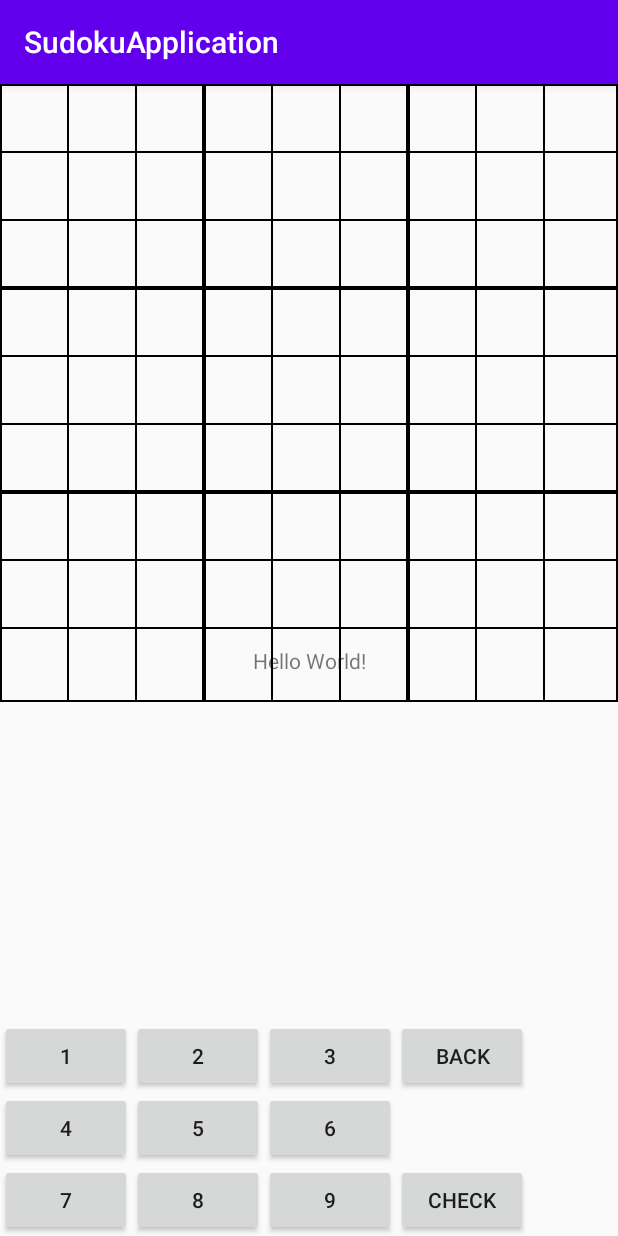
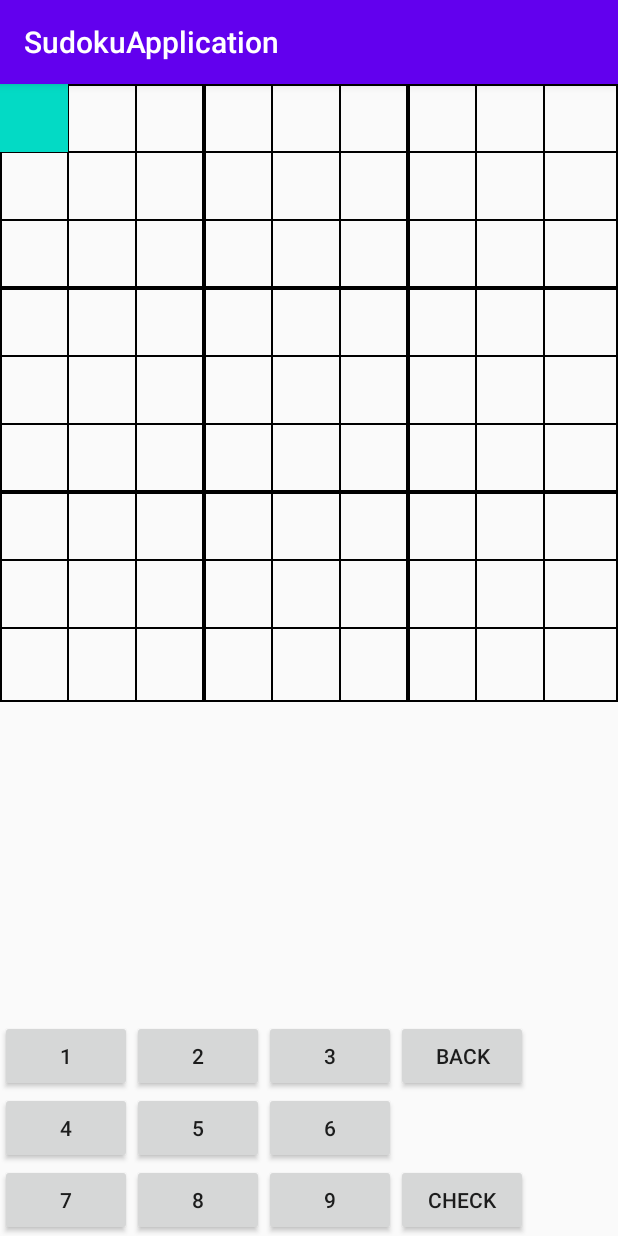
Before and after one commit to Szczepan87/SudokuGame, an Android app: the screen it shows after launch (SudokuGameActivity), on a phone screen of 412 x 824 dp. Run offline under Robolectric (Android 15) with nearby library versions, the phone set to English and light mode, and no system bars; our stand-ins replace Room's generated code; libraries missing offline, so code that uses them is left out: com.jakewharton.retrofit2; 5 statements that could not run were skipped.

Commit message:
filling board correctly and seting all values by buttons

```diff
--- a/app/src/main/java/com/example/sudokuapplication/ui/BoardCustomView.kt
+++ b/app/src/main/java/com/example/sudokuapplication/ui/BoardCustomView.kt
@@ -50,8 +50,8 @@ class BoardCustomView(context: Context, attributeSet: AttributeSet) : View(conte
 
     private var listener: BoardCustomView.OnTouchListener? = null
 
-    private var rowSelected = -1
-    private var columnSelected = -1
+    private var rowSelected = 0
+    private var columnSelected = 0
 
     override fun onMeasure(widthMeasureSpec: Int, heightMeasureSpec: Int) {
         super.onMeasure(widthMeasureSpec, heightMeasureSpec)
@@ -98,8 +98,8 @@ class BoardCustomView(context: Context, attributeSet: AttributeSet) : View(conte
     }
 
     private fun handleCell(canvas: Canvas) {
-        for (row in 0..BOARD_SIZE) {
-            for (column in 0..BOARD_SIZE) {
+        for (row in 0 until  BOARD_SIZE) {
+            for (column in 0 until BOARD_SIZE) {
                 if (row == rowSelected && column == columnSelected) {
                     colourCell(canvas, row, column, selectedCellPaint)
                 }
@@ -132,8 +132,8 @@ class BoardCustomView(context: Context, attributeSet: AttributeSet) : View(conte
 
                 // setting text in center of cell
                 canvas.drawText(
-                    stringValue, (column * cellSize) - cellSize / 2 - textWidth / 2,
-                    (row * cellSize) - cellSize / 2 + textHeight / 2, textpaint
+                    stringValue, (column * cellSize) + cellSize / 2 - textWidth / 2,
+                    (row * cellSize) + cellSize / 2 + textHeight / 2, textpaint
                 )
             }
         }
--- a/app/src/main/java/com/example/sudokuapplication/ui/SudokuGameActivity.kt
+++ b/app/src/main/java/com/example/sudokuapplication/ui/SudokuGameActivity.kt
@@ -2,6 +2,7 @@ package com.example.sudokuapplication.ui
 
 import android.os.Bundle
 import android.util.Log
+import android.widget.Button
 import androidx.appcompat.app.AppCompatActivity
 import androidx.lifecycle.Observer
 import com.example.sudokuapplication.R
@@ -17,7 +18,18 @@ class SudokuGameActivity : AppCompatActivity(), BoardCustomView.OnTouchListener
         super.onCreate(savedInstanceState)
         setContentView(R.layout.activity_main)
 
-        // sudokuViewModel.board.observe(this, Observer { board -> textView.text = board.toString() })
+        val keypad = listOf<Button>(
+            erase_button,
+            one_button,
+            two_button,
+            three_button,
+            four_button,
+            five_button,
+            six_button,
+            seven_button,
+            eight_button,
+            nine_button
+        )
 
         sudoku_board_custom_view.registerListener(this)
         sudokuViewModel.selectedFieldLiveData.observe(
@@ -27,6 +39,9 @@ class SudokuGameActivity : AppCompatActivity(), BoardCustomView.OnTouchListener
             updateBoard(it.board)
             Log.d("ACTIVITY", "Updating UI with ${it.board}")
         })
+        keypad.forEachIndexed { index, button -> button.setOnClickListener {
+            sudokuViewModel.updateFieldValue(index)
+        } }
     }
 
     private fun updateBoard(board: MutableList<MutableList<Int>>) {
--- a/app/src/main/java/com/example/sudokuapplication/vm/SudokuViewModel.kt
+++ b/app/src/main/java/com/example/sudokuapplication/vm/SudokuViewModel.kt
@@ -48,8 +48,8 @@ class SudokuViewModel(private val repository: SudokuRepository) : ViewModel() {
 
     fun updateFieldValue(value: Int) {
         val board: MutableList<MutableList<Int>> = _board.value?.board ?: mutableListOf()
-        val selectedFieldCoord = selectedFieldLiveData.value
-        board[selectedFieldCoord?.first ?: -1 ][selectedFieldCoord?.second ?: -1] = value
+        val selectedFieldCoord = selectedFieldLiveData.value ?: Pair(0,0)
+        board[selectedFieldCoord.first][selectedFieldCoord.second] = value
         _board.postValue(Board(board))
     }
 }
--- a/app/src/main/res/layout/activity_main.xml
+++ b/app/src/main/res/layout/activity_main.xml
@@ -5,16 +5,6 @@
     android:layout_width="match_parent"
     android:layout_height="match_parent"
     tools:context=".ui.SudokuGameActivity">
-
-    <TextView
-        android:id="@+id/textView"
-        android:layout_width="wrap_content"
-        android:layout_height="wrap_content"
-        android:text="Hello World!"
-        app:layout_constraintBottom_toBottomOf="parent"
-        app:layout_constraintLeft_toLeftOf="parent"
-        app:layout_constraintRight_toRightOf="parent"
-        app:layout_constraintTop_toTopOf="parent" />
 
     <com.example.sudokuapplication.ui.BoardCustomView
         android:id="@+id/sudoku_board_custom_view"
```
